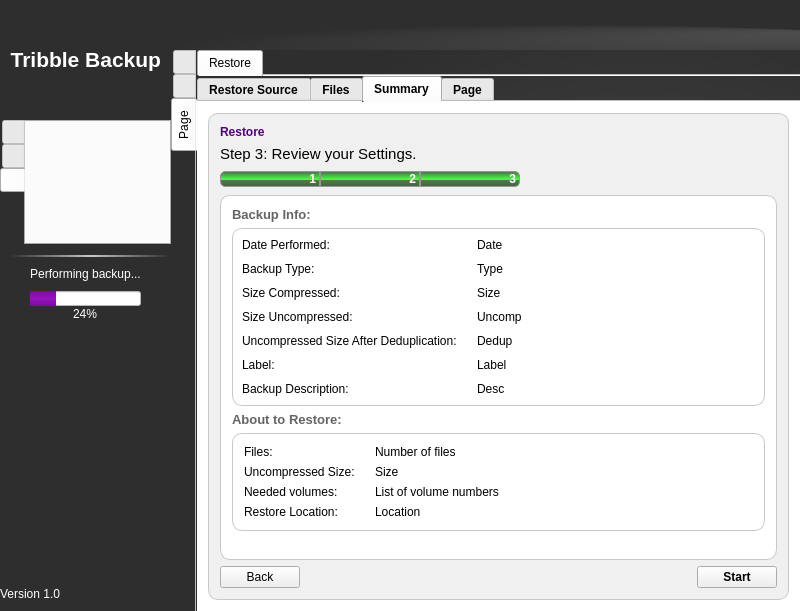
Qt form qt/backup2/mainwindow.ui (darkstar62/tribble-backup) before a commit.
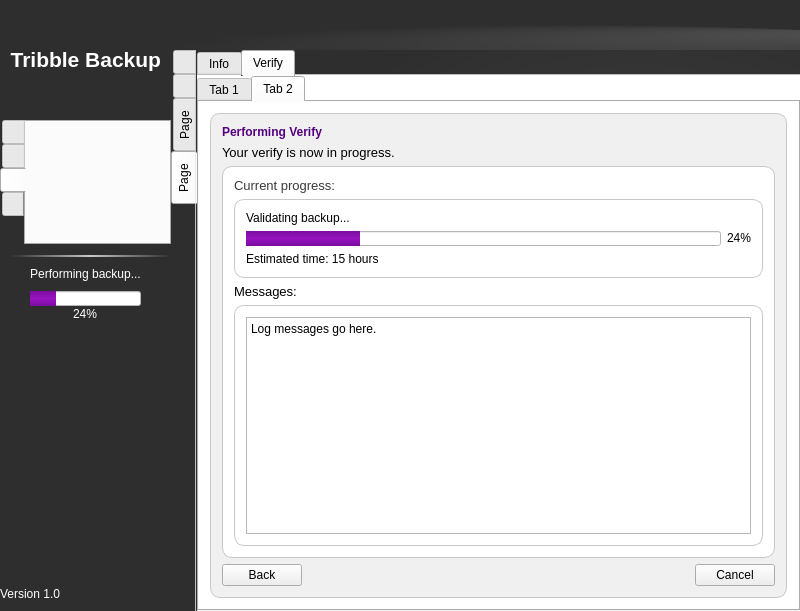
The same form after that commit. The open tabs and pages were chosen to show the change. Icons and pictures are not drawn.

Commit message:
Refactor main window into backup/restore helpers; add Manage UI.
This change refactors the backup/restore UI functionality into two helper
classes and removes all the functions from the MainWindow class.  This vastly
cleans things up and removes a lot of intermingling that was happening.

I've also added some UI around managing backups, including getting info on them
and verifying them.  No functionality yet exists for this in the UI though.

Patch:
```diff
--- a/qt/backup2/mainwindow.ui
+++ b/qt/backup2/mainwindow.ui
@@ -253,6 +253,16 @@
               <string/>
              </attribute>
             </widget>
+            <widget class="QWidget" name="tab_6">
+             <attribute name="icon">
+              <iconset resource="Graphics.qrc">
+               <normaloff>:/icons/graphics/manage_inactive_button.svg</normaloff>
+               <normalon>:/icons/graphics/manage_button.svg</normalon>:/icons/graphics/manage_inactive_button.svg</iconset>
+             </attribute>
+             <attribute name="title">
+              <string/>
+             </attribute>
+            </widget>
            </widget>
           </item>
           <item>
@@ -478,7 +488,7 @@
             <enum>QTabWidget::Rounded</enum>
            </property>
            <property name="currentIndex">
-            <number>2</number>
+            <number>3</number>
            </property>
            <property name="iconSize">
             <size>
@@ -3982,6 +3992,583 @@
              </item>
             </layout>
            </widget>
+           <widget class="QWidget" name="tab_11">
+            <attribute name="title">
+             <string>Page</string>
+            </attribute>
+            <layout class="QHBoxLayout" name="horizontalLayout_12">
+             <property name="margin">
+              <number>0</number>
+             </property>
+             <item>
+              <widget class="QTabWidget" name="tabWidget">
+               <property name="styleSheet">
+                <string notr="true">#tabWidget &gt; QTabBar {  
+	background-color: qlineargradient(spread:pad, x1:1, y1:0.233, x2:1, y2:1, stop:0 rgba(135, 0, 140, 255), stop:0.517045 rgba(155, 0, 170, 255), stop:1 rgba(80, 0, 100, 255));
+  border: 0px;
+}
+
+#tabWidget &gt; QTabBar::tab {
+  background-color: rgba(0, 0, 0, 20);
+  color: white;
+  border: 1px solid rgba(0, 0, 0, 50);
+  margin-top: 10px;
+  margin-left: 10px;
+  margin-right: 0px;
+  padding: 5px;
+  border-top-left-radius: 10px;
+  border-top-right-radius: 10px;
+  width: 150px;
+  height: 40px;
+}
+
+#tabWidget &gt; QTabBar::tab:hover {
+  background-color: rgba(200, 0, 255, 40);
+}
+
+#tabWidget &gt; QTabBar::tab:selected {
+  background-color: qlineargradient(spread:pad, x1:1, y1:0.233, x2:1, y2:1, stop:0 rgba(205, 205, 205, 255), stop:0.517045 rgba(255, 255, 255, 255), stop:1 rgba(155, 155, 155, 255));
+  color: black;
+  font-weight: bold;
+  border: 0px;
+}
+</string>
+               </property>
+               <property name="currentIndex">
+                <number>1</number>
+               </property>
+               <property name="documentMode">
+                <bool>true</bool>
+               </property>
+               <widget class="QWidget" name="tab_12">
+                <attribute name="title">
+                 <string>Info</string>
+                </attribute>
+               </widget>
+               <widget class="QWidget" name="tab_13">
+                <property name="styleSheet">
+                 <string notr="true">#tab_13 {
+  background-color: #ffffff;
+}</string>
+                </property>
+                <attribute name="title">
+                 <string>Verify</string>
+                </attribute>
+                <layout class="QVBoxLayout" name="verticalLayout_2">
+                 <property name="spacing">
+                  <number>0</number>
+                 </property>
+                 <property name="margin">
+                  <number>0</number>
+                 </property>
+                 <item>
+                  <widget class="QTabWidget" name="tabWidget_4">
+                   <property name="styleSheet">
+                    <string notr="true">QTabWidget#tabWidget_4 &gt; QTabBar::tab {
+  height: 0px;
+}
+</string>
+                   </property>
+                   <property name="currentIndex">
+                    <number>0</number>
+                   </property>
+                   <widget class="QWidget" name="tab_14">
+                    <property name="styleSheet">
+                     <string notr="true">#tab_14 {
+  background-color: #ffffff;
+}</string>
+                    </property>
+                    <attribute name="title">
+                     <string>Tab 1</string>
+                    </attribute>
+                    <layout class="QVBoxLayout" name="verticalLayout_6">
+                     <item>
+                      <widget class="QFrame" name="frame_45">
+                       <property name="styleSheet">
+                        <string notr="true">QFrame#frame_45 {
+  border: 1px solid rgb(200, 200, 200, 255);
+  border-radius: 10px;
+  background-color: rgb(240, 240, 240, 255);
+}</string>
+                       </property>
+                       <property name="frameShape">
+                        <enum>QFrame::StyledPanel</enum>
+                       </property>
+                       <property name="frameShadow">
+                        <enum>QFrame::Raised</enum>
+                       </property>
+                       <layout class="QVBoxLayout" name="verticalLayout_49">
+                        <item>
+                         <widget class="QLabel" name="label_71">
+                          <property name="sizePolicy">
+                           <sizepolicy hsizetype="Preferred" vsizetype="Fixed">
+                            <horstretch>0</horstretch>
+                            <verstretch>0</verstretch>
+                           </sizepolicy>
+                          </property>
+                          <property name="styleSheet">
+                           <string notr="true">background: none;</string>
+                          </property>
+                          <property name="text">
+                           <string>&lt;html&gt;&lt;head/&gt;&lt;body&gt;&lt;p&gt;&lt;span style=&quot; font-size:9pt; font-weight:600; color:#55007f;&quot;&gt;Verify&lt;/span&gt;&lt;/p&gt;&lt;/body&gt;&lt;/html&gt;</string>
+                          </property>
+                          <property name="textFormat">
+                           <enum>Qt::RichText</enum>
+                          </property>
+                         </widget>
+                        </item>
+                        <item>
+                         <widget class="QLabel" name="label_74">
+                          <property name="text">
+                           <string>&lt;html&gt;&lt;head/&gt;&lt;body&gt;&lt;p&gt;&lt;span style=&quot; font-size:11pt;&quot;&gt;Select Options&lt;/span&gt;&lt;/p&gt;&lt;/body&gt;&lt;/html&gt;</string>
+                          </property>
+                         </widget>
+                        </item>
+                        <item>
+                         <widget class="QFrame" name="frame_46">
+                          <property name="minimumSize">
+                           <size>
+                            <width>0</width>
+                            <height>0</height>
+                           </size>
+                          </property>
+                          <property name="styleSheet">
+                           <string notr="true">QFrame#frame_46 {
+  border: 1px solid rgb(200, 200, 200, 255);
+  border-radius: 10px;
+  background-color: white;
+}</string>
+                          </property>
+                          <property name="frameShape">
+                           <enum>QFrame::StyledPanel</enum>
+                          </property>
+                          <property name="frameShadow">
+                           <enum>QFrame::Raised</enum>
+                          </property>
+                          <layout class="QVBoxLayout" name="verticalLayout_50">
+                           <property name="spacing">
+                            <number>6</number>
+                           </property>
+                           <item>
+                            <widget class="QLabel" name="label_78">
+                             <property name="sizePolicy">
+                              <sizepolicy hsizetype="Preferred" vsizetype="Fixed">
+                               <horstretch>0</horstretch>
+                               <verstretch>0</verstretch>
+                              </sizepolicy>
+                             </property>
+                             <property name="text">
+                              <string>&lt;html&gt;&lt;head/&gt;&lt;body&gt;&lt;p&gt;&lt;span style=&quot; font-size:10pt; font-weight:600; color:#646464;&quot;&gt;Backup Source:&lt;/span&gt;&lt;/p&gt;&lt;/body&gt;&lt;/html&gt;</string>
+                             </property>
+                            </widget>
+                           </item>
+                           <item>
+                            <widget class="QFrame" name="restore_backup_info_frame_2">
+                             <property name="styleSheet">
+                              <string notr="true">QFrame#restore_backup_info_frame_2 {
+  border: 1px solid rgb(200, 200, 200, 255);
+  border-radius: 10px;
+  background-color: white;
+}</string>
+                             </property>
+                             <layout class="QHBoxLayout" name="horizontalLayout_14">
+                              <item>
+                               <widget class="QLineEdit" name="verify_source"/>
+                              </item>
+                              <item>
+                               <widget class="QPushButton" name="verify_browse">
+                                <property name="text">
+                                 <string>Browse</string>
+                                </property>
+                               </widget>
+                              </item>
+                             </layout>
+                            </widget>
+                           </item>
+                           <item>
+                            <widget class="QLabel" name="label_86">
+                             <property name="text">
+                              <string>&lt;html&gt;&lt;head/&gt;&lt;body&gt;&lt;p&gt;&lt;span style=&quot; font-size:10pt; font-weight:600; color:#646464;&quot;&gt;Options:&lt;/span&gt;&lt;/p&gt;&lt;/body&gt;&lt;/html&gt;</string>
+                             </property>
+                            </widget>
+                           </item>
+                           <item>
+                            <widget class="QFrame" name="frame_18">
+                             <property name="styleSheet">
+                              <string notr="true">QFrame#frame_18 {
+  border: 1px solid rgb(200, 200, 200, 255);
+  border-radius: 10px;
+  background-color: white;
+}</string>
+                             </property>
+                             <property name="frameShape">
+                              <enum>QFrame::StyledPanel</enum>
+                             </property>
+                             <property name="frameShadow">
+                              <enum>QFrame::Raised</enum>
+                             </property>
+                             <layout class="QVBoxLayout" name="verticalLayout_5">
+                              <item>
+                               <widget class="QRadioButton" name="verify_live_check">
+                                <property name="text">
+                                 <string>Validate Against Live Filesystem</string>
+                                </property>
+                                <property name="checked">
+                                 <bool>true</bool>
+                                </property>
+                               </widget>
+                              </item>
+                              <item>
+                               <widget class="QRadioButton" name="verify_integrity_check">
+                                <property name="text">
+                                 <string>Only verify backup source integrity</string>
+                                </property>
+                               </widget>
+                              </item>
+                             </layout>
+                            </widget>
+                           </item>
+                           <item>
+                            <spacer name="verticalSpacer_9">
+                             <property name="orientation">
+                              <enum>Qt::Vertical</enum>
+                             </property>
+                             <property name="sizeHint" stdset="0">
+                              <size>
+                               <width>20</width>
+                               <height>40</height>
+                              </size>
+                             </property>
+                            </spacer>
+                           </item>
+                          </layout>
+                         </widget>
+                        </item>
+                        <item>
+                         <layout class="QHBoxLayout" name="horizontalLayout_39">
+                          <property name="sizeConstraint">
+                           <enum>QLayout::SetDefaultConstraint</enum>
+                          </property>
+                          <item>
+                           <spacer name="horizontalSpacer_19">
+                            <property name="orientation">
+                             <enum>Qt::Horizontal</enum>
+                            </property>
+                            <property name="sizeType">
+                             <enum>QSizePolicy::Expanding</enum>
+                            </property>
+                            <property name="sizeHint" stdset="0">
+                             <size>
+                              <width>40</width>
+                              <height>20</height>
+                             </size>
+                            </property>
+                           </spacer>
+                          </item>
+                          <item>
+                           <widget class="QPushButton" name="run_verify_button">
+                            <property name="font">
+                             <font>
+                              <weight>75</weight>
+                              <bold>true</bold>
+                             </font>
+                            </property>
+                            <property name="text">
+                             <string>Start</string>
+                            </property>
+                            <property name="icon">
+                             <iconset resource="Graphics.qrc">
+                              <normaloff>:/icons/graphics/backup_icon.png</normaloff>:/icons/graphics/backup_icon.png</iconset>
+                            </property>
+                           </widget>
+                          </item>
+                         </layout>
+                        </item>
+                       </layout>
+                      </widget>
+                     </item>
+                    </layout>
+                   </widget>
+                   <widget class="QWidget" name="tab_15">
+                    <property name="styleSheet">
+                     <string notr="true">#tab_15 {
+  background-color: #ffffff;
+}</string>
+                    </property>
+                    <attribute name="title">
+                     <string>Tab 2</string>
+                    </attribute>
+                    <layout class="QVBoxLayout" name="verticalLayout_7">
+                     <item>
+                      <widget class="QFrame" name="frame_17">
+                       <property name="styleSheet">
+                        <string notr="true">QFrame#frame_17 {
+  border: 1px solid rgb(200, 200, 200, 255);
+  border-radius: 10px;
+  background-color: rgb(240, 240, 240, 255);
+}</string>
+                       </property>
+                       <property name="frameShape">
+                        <enum>QFrame::StyledPanel</enum>
+                       </property>
+                       <property name="frameShadow">
+                        <enum>QFrame::Raised</enum>
+                       </property>
+                       <layout class="QVBoxLayout" name="verticalLayout_51">
+                        <item>
+                         <widget class="QLabel" name="label_75">
+                          <property name="styleSheet">
+                           <string notr="true">background: none;</string>
+                          </property>
+                          <property name="text">
+                           <string>&lt;html&gt;&lt;head/&gt;&lt;body&gt;&lt;p&gt;&lt;span style=&quot; font-size:9pt; font-weight:600; color:#55007f;&quot;&gt;Performing Verify&lt;/span&gt;&lt;/p&gt;&lt;/body&gt;&lt;/html&gt;</string>
+                          </property>
+                          <property name="textFormat">
+                           <enum>Qt::RichText</enum>
+                          </property>
+                         </widget>
+                        </item>
+                        <item>
+                         <widget class="QLabel" name="label_76">
+                          <property name="text">
+                           <string>&lt;html&gt;&lt;head/&gt;&lt;body&gt;&lt;p&gt;&lt;span style=&quot; font-size:10pt;&quot;&gt;Your verify is now in progress.&lt;/span&gt;&lt;/p&gt;&lt;/body&gt;&lt;/html&gt;</string>
+                          </property>
+                         </widget>
+                        </item>
+                        <item>
+                         <widget class="QFrame" name="frame_47">
+                          <property name="minimumSize">
+                           <size>
+                            <width>0</width>
+                            <height>0</height>
+                           </size>
+                          </property>
+                          <property name="styleSheet">
+                           <string notr="true">QFrame#frame_47 {
+  border: 1px solid rgb(200, 200, 200, 255);
+  border-radius: 10px;
+  background-color: white;
+}</string>
+                          </property>
+                          <property name="frameShape">
+                           <enum>QFrame::StyledPanel</enum>
+                          </property>
+                          <property name="frameShadow">
+                           <enum>QFrame::Raised</enum>
+                          </property>
+                          <layout class="QVBoxLayout" name="verticalLayout_52">
+                           <item>
+                            <widget class="QLabel" name="label_77">
+                             <property name="sizePolicy">
+                              <sizepolicy hsizetype="Preferred" vsizetype="Fixed">
+                               <horstretch>0</horstretch>
+                               <verstretch>0</verstretch>
+                              </sizepolicy>
+                             </property>
+                             <property name="minimumSize">
+                              <size>
+                               <width>0</width>
+                               <height>0</height>
+                              </size>
+                             </property>
+                             <property name="maximumSize">
+                              <size>
+                               <width>16777215</width>
+                               <height>16777215</height>
+                              </size>
+                             </property>
+                             <property name="text">
+                              <string>&lt;html&gt;&lt;head/&gt;&lt;body&gt;&lt;p&gt;&lt;span style=&quot; font-size:10pt; color:#3a3a3a;&quot;&gt;Current progress:&lt;/span&gt;&lt;/p&gt;&lt;/body&gt;&lt;/html&gt;</string>
+                             </property>
+                            </widget>
+                           </item>
+                           <item>
+                            <widget class="QFrame" name="frame_48">
+                             <property name="sizePolicy">
+                              <sizepolicy hsizetype="Preferred" vsizetype="Fixed">
+                               <horstretch>0</horstretch>
+                               <verstretch>0</verstretch>
+                              </sizepolicy>
+                             </property>
+                             <property name="minimumSize">
+                              <size>
+                               <width>0</width>
+                               <height>0</height>
+                              </size>
+                             </property>
+                             <property name="maximumSize">
+                              <size>
+                               <width>16777215</width>
+                               <height>16777215</height>
+                              </size>
+                             </property>
+                             <property name="styleSheet">
+                              <string notr="true">QFrame#frame_48 {
+  border: 1px solid rgb(200, 200, 200, 255);
+  border-radius: 10px;
+  background-color: white;
+}</string>
+                             </property>
+                             <property name="frameShape">
+                              <enum>QFrame::StyledPanel</enum>
+                             </property>
+                             <property name="frameShadow">
+                              <enum>QFrame::Raised</enum>
+                             </property>
+                             <layout class="QVBoxLayout" name="verticalLayout_53">
+                              <item>
+                               <widget class="QLabel" name="restore_current_op_label_2">
+                                <property name="sizePolicy">
+                                 <sizepolicy hsizetype="Preferred" vsizetype="Fixed">
+                                  <horstretch>0</horstretch>
+                                  <verstretch>0</verstretch>
+                                 </sizepolicy>
+                                </property>
+                                <property name="text">
+                                 <string>Validating backup...</string>
+                                </property>
+                                <property name="wordWrap">
+                                 <bool>true</bool>
+                                </property>
+                               </widget>
+                              </item>
+                              <item>
+                               <widget class="QProgressBar" name="verify_progress">
+                                <property name="maximumSize">
+                                 <size>
+                                  <width>16777215</width>
+                                  <height>15</height>
+                                 </size>
+                                </property>
+                                <property name="styleSheet">
+                                 <string notr="true">QProgressBar {
+  margin-right: 30px;
+  
+  background-color: rgb(255, 255, 255);
+}
+
+QProgressBar::chunk {
+	background-color: qlineargradient(spread:pad, x1:0, y1:0, x2:0, y2:1, stop:0 rgba(123, 13, 160, 255), stop: 0.5 rgba(150, 20, 190, 255), stop:1 rgba(123, 13, 160, 255));
+}</string>
+                                </property>
+                                <property name="value">
+                                 <number>24</number>
+                                </property>
+                                <property name="alignment">
+                                 <set>Qt::AlignRight|Qt::AlignTrailing|Qt::AlignVCenter</set>
+                                </property>
+                               </widget>
+                              </item>
+                              <item>
+                               <widget class="QLabel" name="restore_estimated_time_label_2">
+                                <property name="text">
+                                 <string>Estimated time: 15 hours</string>
+                                </property>
+                               </widget>
+                              </item>
+                             </layout>
+                            </widget>
+                           </item>
+                           <item>
+                            <widget class="QLabel" name="label_79">
+                             <property name="sizePolicy">
+                              <sizepolicy hsizetype="Preferred" vsizetype="Fixed">
+                               <horstretch>0</horstretch>
+                               <verstretch>0</verstretch>
+                              </sizepolicy>
+                             </property>
+                             <property name="text">
+                              <string>&lt;html&gt;&lt;head/&gt;&lt;body&gt;&lt;p&gt;&lt;span style=&quot; font-size:10pt;&quot;&gt;Messages:&lt;/span&gt;&lt;/p&gt;&lt;/body&gt;&lt;/html&gt;</string>
+                             </property>
+                            </widget>
+                           </item>
+                           <item>
+                            <widget class="QFrame" name="frame_49">
+                             <property name="styleSheet">
+                              <string notr="true">QFrame#frame_49 {
+  border: 1px solid rgb(200, 200, 200, 255);
+  border-radius: 10px;
+  background-color: white;
+}</string>
+                             </property>
+                             <property name="frameShape">
+                              <enum>QFrame::StyledPanel</enum>
+                             </property>
+                             <property name="frameShadow">
+                              <enum>QFrame::Raised</enum>
+                             </property>
+                             <layout class="QHBoxLayout" name="horizontalLayout_40">
+                              <item>
+                               <widget class="QPlainTextEdit" name="verify_log_area">
+                                <property name="plainText">
+                                 <string>Log messages go here.</string>
+                                </property>
+                               </widget>
+                              </item>
+                             </layout>
+                            </widget>
+                           </item>
+                          </layout>
+                         </widget>
+                        </item>
+                        <item>
+                         <layout class="QHBoxLayout" name="horizontalLayout_41">
+                          <item>
+                           <widget class="QPushButton" name="restore_cancelled_back_button_2">
+                            <property name="text">
+                             <string>Back</string>
+                            </property>
+                            <property name="icon">
+                             <iconset resource="Graphics.qrc">
+                              <normaloff>:/icons/graphics/1362909890_back.png</normaloff>:/icons/graphics/1362909890_back.png</iconset>
+                            </property>
+                           </widget>
+                          </item>
+                          <item>
+                           <spacer name="horizontalSpacer_20">
+                            <property name="orientation">
+                             <enum>Qt::Horizontal</enum>
+                            </property>
+                            <property name="sizeHint" stdset="0">
+                             <size>
+                              <width>40</width>
+                              <height>20</height>
+                             </size>
+                            </property>
+                           </spacer>
+                          </item>
+                          <item>
+                           <widget class="QPushButton" name="restore_cancel_button_2">
+                            <property name="sizePolicy">
+                             <sizepolicy hsizetype="Preferred" vsizetype="Preferred">
+                              <horstretch>0</horstretch>
+                              <verstretch>0</verstretch>
+                             </sizepolicy>
+                            </property>
+                            <property name="text">
+                             <string>Cancel</string>
+                            </property>
+                            <property name="icon">
+                             <iconset resource="Graphics.qrc">
+                              <normaloff>:/icons/graphics/1363245997_stop.png</normaloff>:/icons/graphics/1363245997_stop.png</iconset>
+                            </property>
+                           </widget>
+                          </item>
+                         </layout>
+                        </item>
+                       </layout>
+                      </widget>
+                     </item>
+                    </layout>
+                   </widget>
+                  </widget>
+                 </item>
+                </layout>
+               </widget>
+              </widget>
+             </item>
+            </layout>
+           </widget>
           </widget>
          </item>
         </layout>
```
Left out of the diff: 5 changed lines with no effect on the pictures. The commit also changes 11 other files.
